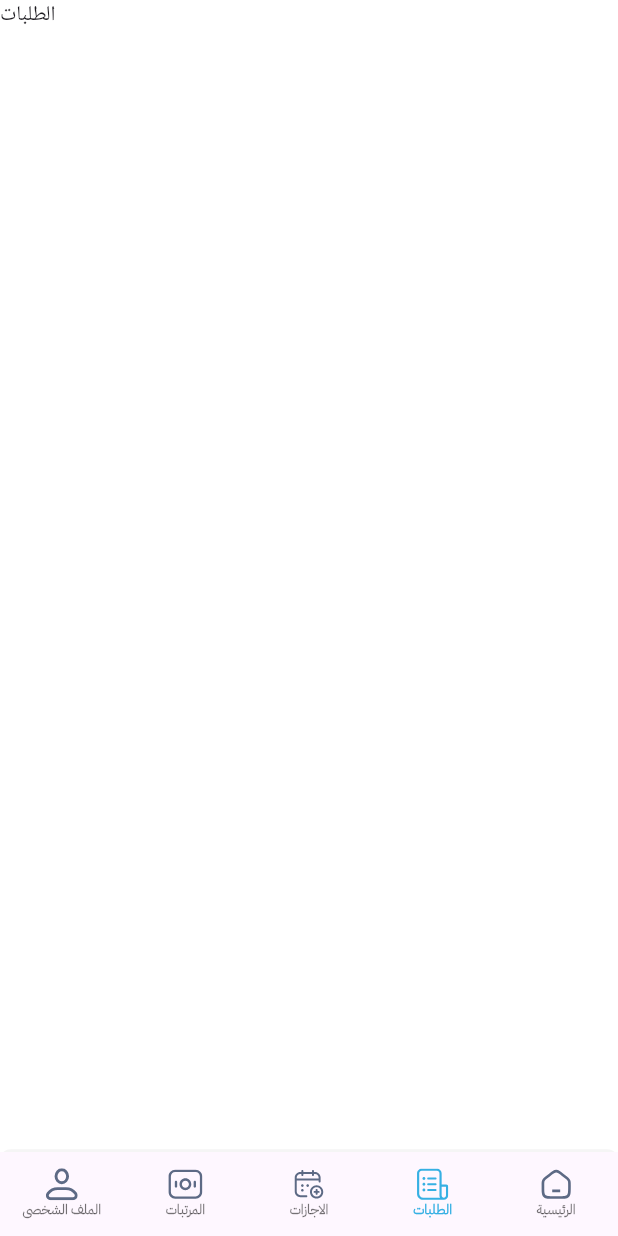
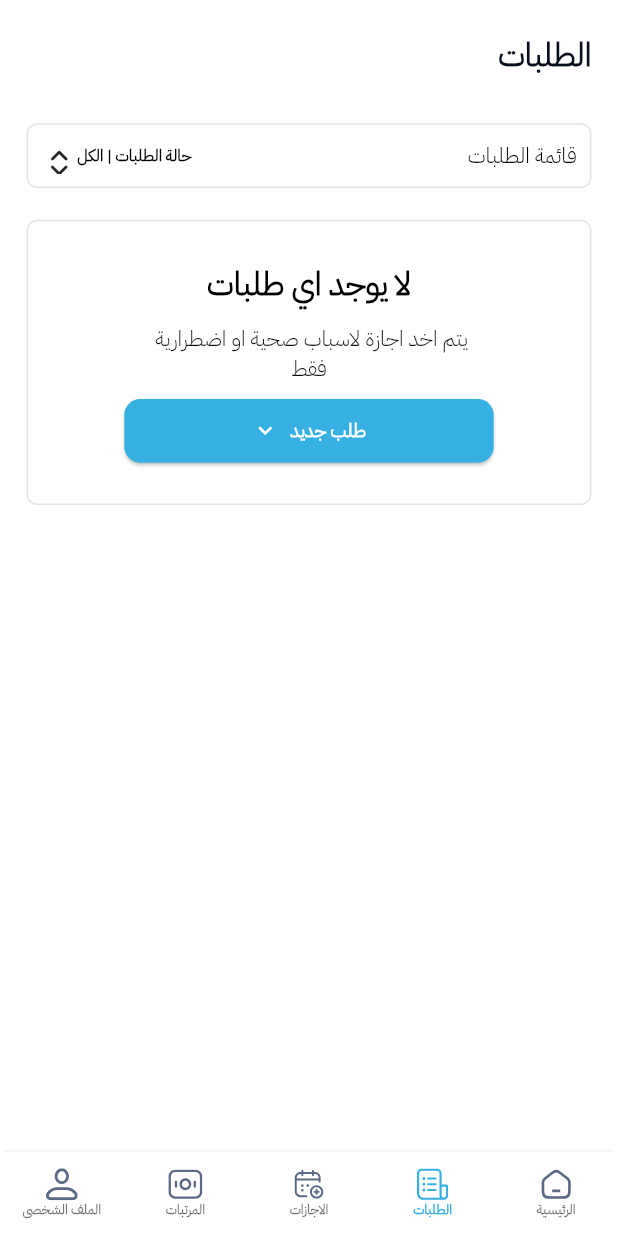
Before and after one commit to MosaadIbrahimB/Employee-Portal-Mobile-App, a Flutter app: the screen it shows after launch, item 2 of the bottom bar chosen, on a phone screen of 412 x 824 dp. Run offline on Flutter 3.47's test engine with Material 3 defaults, Android fonts, the phone set to English and light mode, and no system bars; our stand-ins replace file_picker, flutter_bloc, flutter_screenutil, flutter_svg.

Commit message:
add request tab no request ui

```diff
--- /dev/null
+++ b/lib/feature/layout/control/layout_cubit.dart
@@ -0,0 +1,7 @@
+import 'package:flutter_bloc/flutter_bloc.dart';
+
+class LayoutCubit extends Cubit<int> {
+  LayoutCubit() : super(0);
+
+  void changeIndex(int index) => emit(index);
+}
--- a/lib/feature/layout/presentation/screen/layout_screen.dart
+++ b/lib/feature/layout/presentation/screen/layout_screen.dart
@@ -1,22 +1,17 @@
-import 'package:employee_portal_mobile_app/core/utils/app_text_style.dart';
 import 'package:employee_portal_mobile_app/core/utils/import_file.dart';
 import 'package:employee_portal_mobile_app/feature/home/presentation/home_screen.dart';
+import 'package:employee_portal_mobile_app/feature/layout/control/layout_cubit.dart';
 import 'package:employee_portal_mobile_app/feature/person/presentation/screen/person_screen.dart';
+import 'package:employee_portal_mobile_app/feature/request/presentation/screen/request_screen.dart';
 import 'package:employee_portal_mobile_app/feature/salary/presentation/screen/salary_screen.dart';
-import 'package:flutter_svg/flutter_svg.dart';
+import 'package:flutter_bloc/flutter_bloc.dart';
 
-class LayoutScreen extends StatefulWidget {
+class LayoutScreen extends StatelessWidget {
   const LayoutScreen({super.key});
 
-  @override
-  State<LayoutScreen> createState() => _LayoutScreenState();
-}
-
-class _LayoutScreenState extends State<LayoutScreen> {
-  int currentIndex = 0;
-  final List<Widget> listScreen = [
+  final List<Widget> listScreen = const [
     HomeScreen(),
-    Text("الطلبات"),
+    RequestScreen(),
     Text("الاجازات"),
     SalaryScreen(),
     PersonScreen(),
@@ -24,6 +19,10 @@ class _LayoutScreenState extends State<LayoutScreen> {
 
   @override
   Widget build(BuildContext context) {
+    return BlocProvider(
+      create: (_) => LayoutCubit(),
+      child: BlocBuilder<LayoutCubit, int>(
+        builder: (context, currentIndex) {
           return Scaffold(
             backgroundColor: Colors.white,
             body: listScreen[currentIndex],
@@ -33,7 +32,9 @@ class _LayoutScreenState extends State<LayoutScreen> {
                   topLeft: Radius.circular(8).r,
                   topRight: Radius.circular(8).r,
                 ),
-          border: Border(top: BorderSide(color: Color(0xffF5F5F5), width: 2.w)),
+                border: Border(
+                  top: BorderSide(color: const Color(0xffF5F5F5), width: 2.w),
+                ),
               ),
               child: Theme(
                 data: Theme.of(context).copyWith(
@@ -41,18 +42,14 @@ class _LayoutScreenState extends State<LayoutScreen> {
                   highlightColor: Colors.transparent,
                   splashFactory: NoSplash.splashFactory,
                 ),
-
                 child: BottomNavigationBar(
+                  backgroundColor: Colors.white,
                   type: BottomNavigationBarType.fixed,
-
                   currentIndex: currentIndex,
-            onTap: (value) {
-              setState(() {
-                currentIndex = value;
-              });
-            },
+                  onTap:
+                      (value) => context.read<LayoutCubit>().changeIndex(value),
                   elevation: 0,
-            selectedItemColor: Color(0xff36B0E3),
+                  selectedItemColor: const Color(0xff36B0E3),
                   showSelectedLabels: true,
                   showUnselectedLabels: true,
                   selectedLabelStyle: AppTextStyle.iBMP10w700,
@@ -60,65 +57,56 @@ class _LayoutScreenState extends State<LayoutScreen> {
                     color: Colors.black38,
                   ),
                   items: [
-              BottomNavigationBarItem(
-                icon: SizedBox(
-                  height: 24.h,
-                  width: 24.w,
-                  child: SvgPicture.asset(
+                    _navItem(
                       "assets/image/tab/home.svg",
-                    color: currentIndex == 0 ? AppColor.primary : null,
+                      "الرئيسية",
+                      currentIndex == 0,
                     ),
+                    _navItem(
+                      "assets/image/tab/document-list.svg",
+                      "الطلبات",
+                      currentIndex == 1,
                     ),
-                label: "الرئيسية",
+                    _navItem(
+                      "assets/image/tab/calendar-plus.svg",
+                      "الاجازات",
+                      currentIndex == 2,
                     ),
-              BottomNavigationBarItem(
-                icon: SizedBox(
-                  height: 24.h,
-                  width: 24.w,
-                  child: SvgPicture.asset(
-                    "assets/image/tab/document-list.svg",
-                    color: currentIndex == 1 ? AppColor.primary : null,
+                    _navItem(
+                      "assets/image/tab/money-bill.svg",
+                      "المرتبات",
+                      currentIndex == 3,
                     ),
-                ),
-                label: "الطلبات",
-              ),
-              BottomNavigationBarItem(
-                icon: SizedBox(
-                  height: 24.h,
-                  width: 24.w,
-                  child: SvgPicture.asset(
-                    "assets/image/tab/calendar-plus.svg",
-                    color: currentIndex ==2 ? AppColor.primary : null,
-                  ),
-                ),
-                label: "الاجازات",
-              ),
-              BottomNavigationBarItem(
-                icon: SizedBox(
-                  height: 24.h,
-                  width: 24.w,
-                  child: SvgPicture.asset(
-                    "assets/image/tab/money-bill.svg",
-                    color: currentIndex ==3 ? AppColor.primary : null,
-                  ),
-                ),
-                label: "المرتبات",
-              ),
-              BottomNavigationBarItem(
-                icon: SizedBox(
-                  height: 24.h,
-                  width: 24.w,
-                  child: SvgPicture.asset(
+                    _navItem(
                       "assets/image/tab/person.svg",
-                    color: currentIndex ==4 ? AppColor.primary : null,
-                  ),
-                ),
-                label: "الملف الشخصى",
+                      "الملف الشخصى",
+                      currentIndex == 4,
                     ),
                   ],
                 ),
               ),
             ),
           );
+        },
+      ),
+    );
+  }
+
+  BottomNavigationBarItem _navItem(
+    String iconPath,
+    String label,
+    bool isActive,
+  ) {
+    return BottomNavigationBarItem(
+      icon: SizedBox(
+        height: 24.h,
+        width: 24.w,
+        child: SvgPicture.asset(
+          iconPath,
+          color: isActive ? AppColor.primary : null,
+        ),
+      ),
+      label: label,
+    );
   }
 }
--- a/lib/feature/person/presentation/screen/person_screen.dart
+++ b/lib/feature/person/presentation/screen/person_screen.dart
@@ -7,8 +7,9 @@ import 'package:flutter_bloc/flutter_bloc.dart';
 import '../widget/info_data_widget.dart';
 
 class PersonScreen extends StatelessWidget {
-  PersonScreen({super.key});
- final List<Widget> listBody = [
+const  PersonScreen({super.key});
+
+ static final  List<Widget> listBody = [
     InfoDataWidget(),
     SkillDataWidget(),
    EducationDataWidget()
--- a/lib/feature/person/presentation/widget/tab_education/add_education_widget.dart
+++ b/lib/feature/person/presentation/widget/tab_education/add_education_widget.dart
@@ -48,7 +48,6 @@ class AddEducationWidget extends StatelessWidget {
         SizedBox(height: 16.h),
         InputBirthDayWidget(
           data: "التاريخ",
-
         ),
         SizedBox(height: 44.h),
         CustomElevatedButtonWidget(data: "حفظ",onPressed: (){
--- a/lib/feature/person/presentation/widget/tab_education/all_education_widget.dart
+++ b/lib/feature/person/presentation/widget/tab_education/all_education_widget.dart
@@ -14,7 +14,7 @@ class AllEducationWidget extends StatelessWidget {
   Widget build(BuildContext context) {
     return Column(
       children: [
-        HeaderAllSkillWidget(title: "الدرجة العلمية",),
+        HeaderAllSkillWidget(title: "الدرجة العلمية",subTitle: "الترتيب حسب",),
         SizedBox(height: 16.h),
         ListView.builder(
           shrinkWrap: true,
--- a/lib/feature/person/presentation/widget/tab_skill/all_skill_data_widget.dart
+++ b/lib/feature/person/presentation/widget/tab_skill/all_skill_data_widget.dart
@@ -13,7 +13,7 @@ class AllSkillDataWidget extends StatelessWidget {
   Widget build(BuildContext context) {
     return Column(
       children: [
-        HeaderAllSkillWidget(title: "جميع المهارات",),
+        HeaderAllSkillWidget(title: "جميع المهارات",subTitle: "الترتيب حسب",),
         SizedBox(height: 16.h),
         ListView.builder(
           shrinkWrap: true,
--- a/lib/feature/person/presentation/widget/tab_skill/header_all_skill_widget.dart
+++ b/lib/feature/person/presentation/widget/tab_skill/header_all_skill_widget.dart
@@ -2,8 +2,9 @@ import 'package:employee_portal_mobile_app/core/utils/app_message.dart';
 import 'package:employee_portal_mobile_app/core/utils/import_file.dart';
 
 class HeaderAllSkillWidget extends StatelessWidget {
-  const HeaderAllSkillWidget({super.key, required this.title});
+  const HeaderAllSkillWidget({super.key, required this.title, required this.subTitle});
 final String title;
+final String subTitle;
   @override
   Widget build(BuildContext context) {
     return  SizedBox(
@@ -20,7 +21,7 @@ final String title;
             child: Row(
               mainAxisSize: MainAxisSize.min,
               children: [
-                Text("الترتيب حسب", style: AppTextStyle.iBMP12w700Black),
+                Text(subTitle, style: AppTextStyle.iBMP12w700Black),
                 SizedBox(height: 10.w),
                 Stack(
                   children: [
--- /dev/null
+++ b/lib/feature/request/presentation/screen/request_screen.dart
@@ -0,0 +1,77 @@
+import 'package:employee_portal_mobile_app/core/utils/import_file.dart';
+import 'package:employee_portal_mobile_app/feature/person/presentation/widget/custom_elevated_button_widget.dart';
+import 'package:employee_portal_mobile_app/feature/person/presentation/widget/tab_skill/header_all_skill_widget.dart';
+
+class RequestScreen extends StatelessWidget {
+  const RequestScreen({super.key});
+
+  @override
+  Widget build(BuildContext context) {
+    return SafeArea(
+      child: Padding(
+        padding: const EdgeInsets.symmetric(horizontal: 20.0).r,
+        child: Column(
+          crossAxisAlignment: CrossAxisAlignment.start,
+          children: [
+            SizedBox(height: 25.h),
+            Text("الطلبات", style: AppTextStyle.iBMP24w600),
+            SizedBox(height: 34.h),
+            Container(
+              padding: EdgeInsets.symmetric(horizontal: 10).r,
+              decoration: BoxDecoration(
+                border: Border.all(color: Color(0xffE5E5E5)),
+                borderRadius: BorderRadius.circular(8).r,
+                color: Colors.white,
+              ),
+              child: HeaderAllSkillWidget(
+                title: "قائمة الطلبات",
+                subTitle: "حالة الطلبات | الكل",
+              ),
+            ),
+            SizedBox(height: 24.h),
+            Container(
+              height: 215.h,
+              padding: EdgeInsets.symmetric(horizontal: 10).r,
+              decoration: BoxDecoration(
+                border: Border.all(color: Color(0xffE5E5E5)),
+                borderRadius: BorderRadius.circular(8).r,
+                color: Colors.white,
+              ),
+              child: Center(
+                child: SizedBox(
+                  width: 257.w,
+                  child: Column(
+                    mainAxisAlignment: MainAxisAlignment.center,
+                    children: [
+                      Text(
+                        "لا يوجد اي طلبات",
+                        style: AppTextStyle.iBMP24w600Black.copyWith(
+                          fontWeight: FontWeight.w700,
+                        ),
+                      ),
+                      SizedBox(height: 12.h),
+                      Text(
+                        "يتم اخد اجازة لاسباب صحية او اضطرارية ",
+                        style: AppTextStyle.iBMP16w500Black,
+                      ),
+                      Text("فقط", style: AppTextStyle.iBMP16w500Black),
+                      SizedBox(height: 12.h),
+                      SizedBox(
+                        height: 48.h,
+                        child: CustomElevatedButtonWidget(
+                          data: "طلب جديد",
+                          icon: Icons.keyboard_arrow_down,
+                          onPressed: () {},
+                        ),
+                      ),
+                    ],
+                  ),
+                ),
+              ),
+            ),
+          ],
+        ),
+      ),
+    );
+  }
+}
```
Lines whose indentation alone changed are shown as unchanged.
